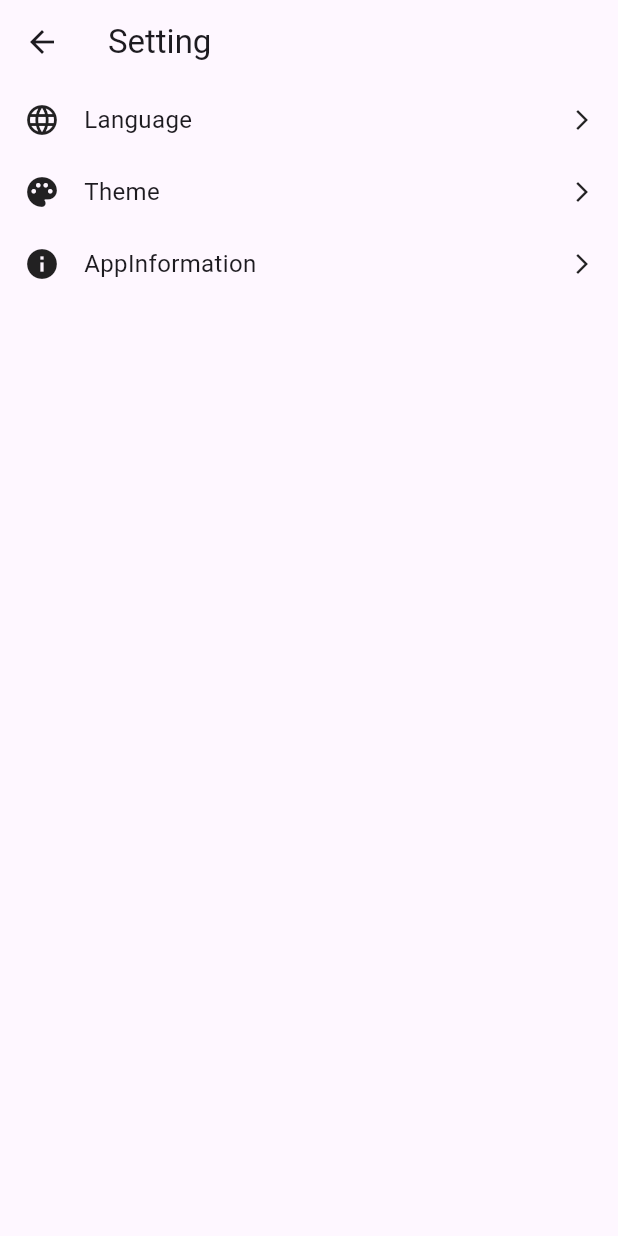
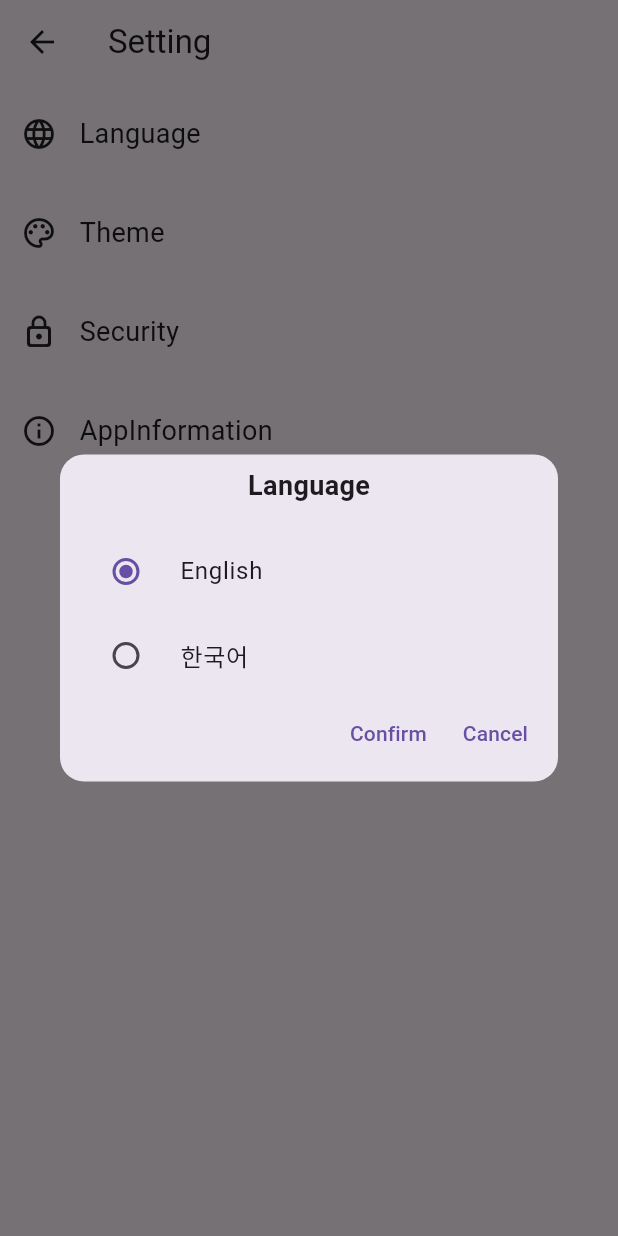
Before and after one commit to won24/itdat-mobile, a Flutter app: the Settings screen opened directly, after a tap on "Language", on a phone screen of 412 x 824 dp. Run offline on Flutter 3.47's test engine with Material 3 defaults, Android fonts, the phone set to English and light mode, and no system bars; our stand-ins replace image_picker; missing offline and left inert: mobile_scanner; generated files the repository leaves out were written again.

Commit message:
mobile theme

```diff
--- a/lib/l10n/intl_en.arb
+++ b/lib/l10n/intl_en.arb
@@ -8,5 +8,12 @@
   "language" : "Language",
   "theme" : "Theme",
   "about": "AppInformation",
-  "qrcodescan" : "QR Code Scan"
+  "qrcodescan" : "QR Code Scan",
+  "selectTheme" : "Theme",
+  "defaultTheme" : "Default Theme",
+  "dark" : "Dark",
+  "light" : "Light",
+  "cancel" : "Cancel",
+  "confirm" : "Confirm",
+  "security" : "Security"
 }
--- a/lib/l10n/intl_ko.arb
+++ b/lib/l10n/intl_ko.arb
@@ -8,5 +8,12 @@
   "language" : "언어",
   "theme" : "테마",
   "about" : "앱 정보",
-  "qrcodescan": "QR 코드 스캔"
+  "qrcodescan": "QR 코드 스캔",
+  "selectTheme" : "테마 선택",
+  "defaultTheme" : "기본 테마",
+  "dark" : "다크",
+  "light" : "라이트",
+  "cancel" : "취소",
+  "confirm" : "확인",
+  "security" : "보안"
 }
--- /dev/null
+++ b/lib/providers/theme_provider.dart
@@ -0,0 +1,27 @@
+import 'package:flutter/material.dart';
+
+class ThemeProvider with ChangeNotifier {
+  ThemeMode _themeMode = ThemeMode.system;
+
+  ThemeMode get themeMode => _themeMode;
+
+  void setThemeMode(ThemeMode themeMode) {
+    _themeMode = themeMode;
+    notifyListeners();
+  }
+
+  // 라이트 테마 정의
+  ThemeData get lightTheme => ThemeData(
+    primarySwatch: Colors.blue,
+    brightness: Brightness.light,
+    // 여기에 라이트 테마에 대한 추가 설정을 넣을 수 있습니다.
+  );
+
+  // 다크 테마 정의
+  ThemeData get darkTheme => ThemeData(
+    primarySwatch: Colors.blue,
+    brightness: Brightness.dark,
+    // 여기에 다크 테마에 대한 추가 설정을 넣을 수 있습니다.
+  );
+
+}
--- a/lib/widget/setting/languageTranWidget.dart
+++ b/lib/widget/setting/languageTranWidget.dart
@@ -0,0 +1,72 @@
+import 'package:flutter/material.dart';
+import 'package:provider/provider.dart';
+import 'package:flutter_gen/gen_l10n/app_localizations.dart';
+import 'package:itdat/providers/locale_provider.dart';
+
+class LanguageDialog {
+  static void show(BuildContext context) {
+    final localeProvider = Provider.of<LocaleProvider>(context, listen: false);
+    Locale selectedLocale = localeProvider.locale;
+
+    showDialog(
+      context: context,
+      builder: (BuildContext dialogContext) {
+        return StatefulBuilder(
+          builder: (context, setState) {
+            return Dialog(
+              shape: RoundedRectangleBorder(
+                borderRadius: BorderRadius.circular(16),
+              ),
+              child: Container(
+                width: MediaQuery.of(context).size.width * 0.9,
+                padding: EdgeInsets.all(8),
+                child: Column(
+                  mainAxisSize: MainAxisSize.min,
+                  children: [
+                    Text(
+                      AppLocalizations.of(context)!.language,
+                      style: TextStyle(fontSize: 18, fontWeight: FontWeight.bold),
+                    ),
+                    SizedBox(height: 16),
+                    _buildLanguageOption(context, Locale('en'), 'English', selectedLocale, (value) {
+                      setState(() => selectedLocale = value!);
+                    }),
+                    _buildLanguageOption(context, Locale('ko'), '한국어', selectedLocale, (value) {
+                      setState(() => selectedLocale = value!);
+                    }),
+                    Row(
+                      mainAxisAlignment: MainAxisAlignment.end,
+                      children: [
+                        TextButton(
+                          child: Text(AppLocalizations.of(context)!.confirm),
+                          onPressed: () {
+                            localeProvider.setLocale(selectedLocale);
+                            Navigator.of(dialogContext).pop();
+                          },
+                        ),
+                        TextButton(
+                          child: Text(AppLocalizations.of(context)!.cancel),
+                          onPressed: () => Navigator.of(dialogContext).pop(),
+                        ),
+                      ],
+                    ),
+                  ],
+                ),
+              ),
+            );
+          },
+        );
+      },
+    );
+  }
+
+  static Widget _buildLanguageOption(BuildContext context, Locale locale, String title, Locale groupValue, ValueChanged<Locale?> onChanged) {
+    return RadioListTile<Locale>(
+      title: Text(title),
+      value: locale,
+      groupValue: groupValue,
+      onChanged: onChanged,
+      activeColor: Theme.of(context).primaryColor,
+    );
+  }
+}
--- a/lib/widget/setting/settingWidget.dart
+++ b/lib/widget/setting/settingWidget.dart
@@ -1,5 +1,7 @@
 import 'package:flutter_gen/gen_l10n/app_localizations.dart';
 import 'package:flutter/material.dart';
+import 'package:itdat/widget/setting/languageTranWidget.dart';
+import 'package:itdat/widget/setting/themeTranWidget.dart';
 
 class Settings extends StatefulWidget {
   const Settings({super.key});
@@ -17,13 +19,16 @@ class _SettingsState extends State<Settings> {
       ),
       body: ListView(
         children: [
-          _buildSettingItem(Icons.language, AppLocalizations.of(context)!.language, () {
-            // 언어 설정 페이지로 이동
+          _buildSettingItem(Icons.language_outlined, AppLocalizations.of(context)!.language, () {
+            LanguageDialog.show(context);
           }),
-          _buildSettingItem(Icons.palette, AppLocalizations.of(context)!.theme, () {
-            // 테마 설정 페이지로 이동
+          _buildSettingItem(Icons.palette_outlined, AppLocalizations.of(context)!.theme, () {
+            ThemeDialog.show(context);
           }),
-          _buildSettingItem(Icons.info, AppLocalizations.of(context)!.about, () {
+          _buildSettingItem(Icons.lock_outline_rounded, AppLocalizations.of(context)!.security, () {
+            //보안
+          }),
+          _buildSettingItem(Icons.info_outline, AppLocalizations.of(context)!.about, () {
             // 앱 정보 페이지로 이동
           }),
         ],
@@ -35,17 +40,16 @@ class _SettingsState extends State<Settings> {
     return InkWell(
       onTap: onTap,
       child: Padding(
-        padding: const EdgeInsets.symmetric(vertical: 12.0, horizontal: 16.0),
+        padding: const EdgeInsets.symmetric(vertical: 20, horizontal: 14),
         child: Row(
           children: [
             Icon(icon, size: 24),
-            SizedBox(width: 16),
+            SizedBox(width: 15),
             Text(
               title,
-              style: TextStyle(fontSize: 16),
+              style: TextStyle(fontSize: 18),
             ),
             Spacer(),
-            Icon(Icons.arrow_forward_ios, size: 16),
           ],
         ),
       ),
```
Also changed, not shown: lib/main.dart (+11 -7 lines), lib/screen/mainLayout.dart (+18 -21 lines), lib/widget/setting/themeTranWidget.dart (added, +50 -0 lines).
